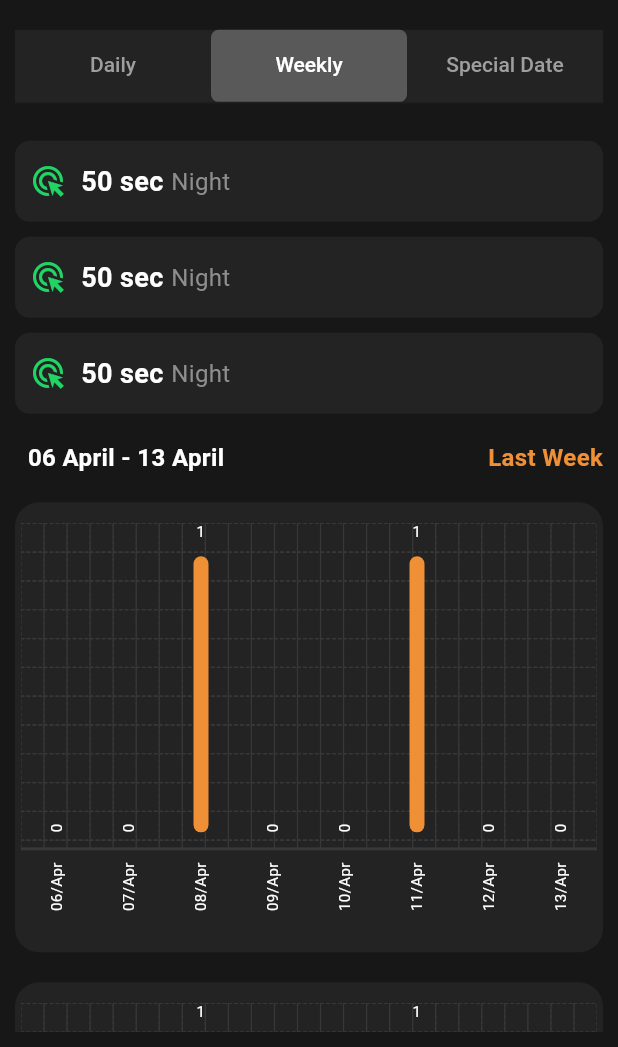
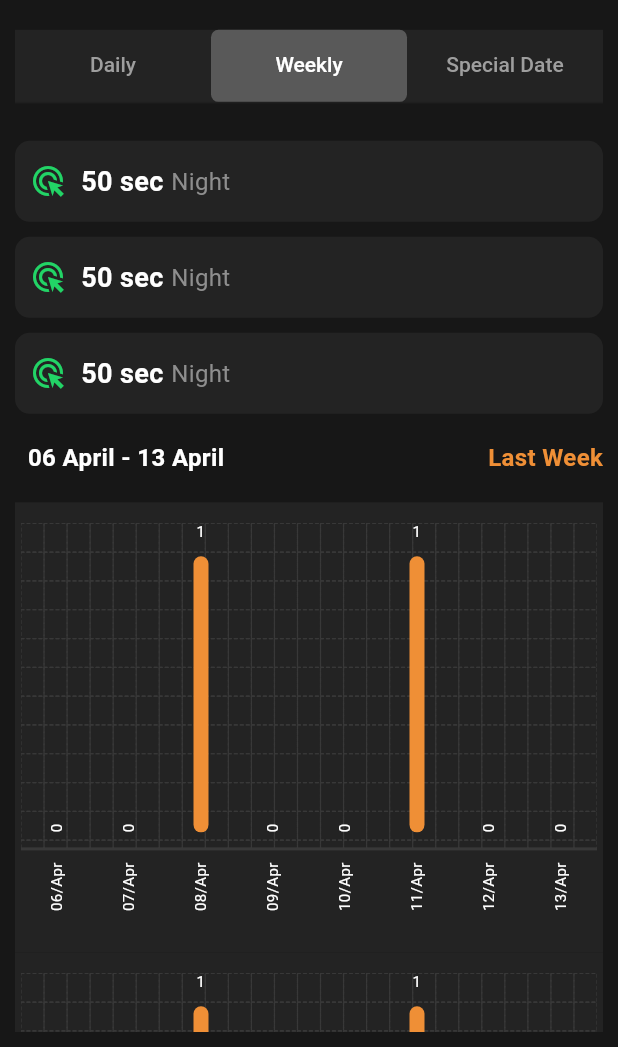
Before and after one commit to SerdarYildiz06/Watlog-, a Flutter app: the DetailedStatisticsView screen opened by its route, tab 2 chosen, scrolled down 56 dp, on a phone screen of 412 x 824 dp, the part 189-1236 px from its top. Run offline on Flutter 3.47's test engine with Material 2 defaults, Android fonts, the phone set to English and light mode, and no system bars; drawn by our look-alikes of dotted_border; our stand-ins replace flutter_screenutil, intl_phone_field, scroll_date_picker.

Commit message:
some add

```diff
--- a/lib/utils/widget/chart.dart
+++ b/lib/utils/widget/chart.dart
@@ -1,4 +1,3 @@
-
 import 'package:dotted_border/dotted_border.dart';
 import 'package:flutter/material.dart';
 import 'package:watlog/utils/colors.dart';
@@ -8,16 +7,18 @@ class Chart extends StatelessWidget {
   const Chart({
     super.key,
     required this.data,
+    this.circular = true,
   });
 
   final List<ChartData> data;
+  final bool circular;
 
   @override
   Widget build(BuildContext context) {
     return Container(
       height: 300,
-      padding: EdgeInsets.all(4).add(EdgeInsets.only(top: 10)).subtract(EdgeInsets.only(bottom: 4)),
-      decoration: BoxDecoration(color: Color(0xff232323), borderRadius: BorderRadius.circular(16)),
+      padding: const EdgeInsets.all(4).add(const EdgeInsets.only(top: 10)).subtract(const EdgeInsets.only(bottom: 4)),
+      decoration: BoxDecoration(color: const Color(0xff232323), borderRadius: circular ? BorderRadius.circular(16) : BorderRadius.circular(0)),
       child: Column(
         children: [
           Expanded(
@@ -26,16 +27,16 @@ class Chart extends StatelessWidget {
                 GridView.builder(
                   physics: const NeverScrollableScrollPhysics(),
                   shrinkWrap: true,
-                  gridDelegate: SliverGridDelegateWithFixedCrossAxisCount(
+                  gridDelegate: const SliverGridDelegateWithFixedCrossAxisCount(
                     crossAxisCount: 25,
                     childAspectRatio: 0.8,
                   ),
                   itemBuilder: (context, index) {
                     return DottedBorder(
                       strokeWidth: 0.8,
-                      dashPattern: [2, 2],
+                      dashPattern: const [2, 2],
                       strokeCap: StrokeCap.round,
-                      color: Color(0xff383838),
+                      color: const Color(0xff383838),
                       child: Container(),
                     );
                   },
@@ -47,7 +48,7 @@ class Chart extends StatelessWidget {
                       for (ChartData chartData in data)
                         Expanded(
                           child: Container(
-                            decoration: BoxDecoration(),
+                            decoration: const BoxDecoration(),
                             child: Align(
                               alignment: Alignment.bottomCenter,
                               child: RotatedBox(
@@ -56,7 +57,7 @@ class Chart extends StatelessWidget {
                                   if (chartData.value == 0) {
                                     return Text(
                                       chartData.value.toString(),
-                                      style: TextStyle(color: Colors.white, fontSize: 10),
+                                      style: const TextStyle(color: Colors.white, fontSize: 10),
                                       textAlign: TextAlign.end,
                                     );
                                   } else {
@@ -71,8 +72,8 @@ class Chart extends StatelessWidget {
                                             ),
                                           ),
                                         ),
-                                        SizedBox(width: 10),
-                                        RotatedBox(
+                                        const SizedBox(width: 10),
+                                        const RotatedBox(
                                           quarterTurns: 1,
                                           child: Text('1', style: TextStyle(color: Colors.white, fontSize: 10), textAlign: TextAlign.end),
                                         ),
@@ -90,9 +91,9 @@ class Chart extends StatelessWidget {
               ],
             ),
           ),
-          Divider(color: Color(0xff383838), thickness: 2, height: 0),
-          SizedBox(height: 8),
-          Container(
+          const Divider(color: Color(0xff383838), thickness: 2, height: 0),
+          const SizedBox(height: 8),
+          SizedBox(
             height: 60,
             // decoration: BoxDecoration(color: Colors.yellow),
             child: Row(
@@ -100,7 +101,7 @@ class Chart extends StatelessWidget {
                 for (ChartData chartData in data)
                   Expanded(
                     child: Container(
-                      decoration: BoxDecoration(
+                      decoration: const BoxDecoration(
                           // color: data.indexOf(chartData) % 2 == 0 ? Colors.red : Colors.blue,
                           ),
                       child: Align(
@@ -109,7 +110,7 @@ class Chart extends StatelessWidget {
                           quarterTurns: 3,
                           child: Text(
                             chartData.title,
-                            style: TextStyle(color: Colors.white, fontSize: 10),
+                            style: const TextStyle(color: Colors.white, fontSize: 10),
                             textAlign: TextAlign.end,
                           ),
                         ),
--- a/lib/view/daily_chart_page.dart
+++ b/lib/view/daily_chart_page.dart
@@ -26,7 +26,7 @@ class DailyChart extends StatelessWidget {
           Row(
             mainAxisAlignment: MainAxisAlignment.spaceBetween,
             children: [
-              Text(
+              const Text(
                 '  13 April',
                 style: TextStyle(fontWeight: FontWeight.bold, fontSize: 16),
               ),
@@ -45,7 +45,7 @@ class DailyChart extends StatelessWidget {
           // Chart(
           //   data: chartData.sublist(0, 10),
           // ),
-          SizedBox(height: 200),
+          const SizedBox(height: 200),
         ],
       ),
     );
--- a/lib/view/daily_statics.dart
+++ b/lib/view/daily_statics.dart
@@ -19,14 +19,14 @@ class DailyStatics extends StatelessWidget {
             shrinkWrap: true,
             itemCount: 3,
             itemBuilder: (context, index) {
-              return TimeSpendCard();
+              return const TimeSpendCard();
             },
           ),
           const SizedBox(height: 20),
           Row(
             mainAxisAlignment: MainAxisAlignment.spaceBetween,
             children: [
-              Text(
+              const Text(
                 '  13 April',
                 style: TextStyle(fontWeight: FontWeight.bold, fontSize: 16),
               ),
@@ -45,40 +45,40 @@ class DailyStatics extends StatelessWidget {
           // Chart(
           //   data: chartData.sublist(0, 10),
           // ),
-          SizedBox(
+          const SizedBox(
             height: 15,
           ),
-          Align(
+          const Align(
             alignment: Alignment.topLeft,
             child: Text(
               'Recent Activities',
               style: TextStyle(fontSize: 20, fontWeight: FontWeight.bold),
             ),
           ),
-          SizedBox(
+          const SizedBox(
             height: 15,
           ),
           Container(
             width: double.infinity,
             decoration: BoxDecoration(
-              color: Color(0xff232323),
+              color: const Color(0xff232323),
               borderRadius: BorderRadius.circular(10),
             ),
             child: Padding(
-              padding: EdgeInsets.symmetric(vertical: 30, horizontal: 20),
+              padding: const EdgeInsets.symmetric(vertical: 30, horizontal: 20),
               child: Column(
                 mainAxisAlignment: MainAxisAlignment.start,
                 mainAxisSize: MainAxisSize.min,
                 crossAxisAlignment: CrossAxisAlignment.center,
                 children: [
-                  Text(
+                  const Text(
                     'Online Time ',
                     style: TextStyle(color: Colors.white, fontSize: 20, fontWeight: FontWeight.bold),
                   ),
-                  SizedBox(
+                  const SizedBox(
                     height: 5,
                   ),
-                  Text(
+                  const Text(
                     '50 sec',
                     style: TextStyle(color: Colors.white, fontSize: 20, fontWeight: FontWeight.bold),
                   ),
@@ -94,7 +94,7 @@ class DailyStatics extends StatelessWidget {
                                 Icons.ads_click,
                                 color: ColorConstants.instance.green,
                               ),
-                              SizedBox(
+                              const SizedBox(
                                 width: 5,
                               ),
                               Text(
@@ -103,7 +103,7 @@ class DailyStatics extends StatelessWidget {
                               )
                             ],
                           ),
-                          SizedBox(
+                          const SizedBox(
                             height: 5,
                           ),
                           Text(
@@ -121,7 +121,7 @@ class DailyStatics extends StatelessWidget {
                                 'Offline',
                                 style: TextStyle(color: ColorConstants.instance.red, fontSize: 18),
                               ),
-                              SizedBox(
+                              const SizedBox(
                                 width: 5,
                               ),
                               Icon(
@@ -130,7 +130,7 @@ class DailyStatics extends StatelessWidget {
                               ),
                             ],
                           ),
-                          SizedBox(
+                          const SizedBox(
                             height: 5,
                           ),
                           Text(
@@ -149,7 +149,7 @@ class DailyStatics extends StatelessWidget {
               ),
             ),
           ),
-          SizedBox(
+          const SizedBox(
             height: 200,
           ),
         ],
@@ -166,7 +166,7 @@ class TimeSpendCard extends StatelessWidget {
   @override
   Widget build(BuildContext context) {
     return Padding(
-      padding: EdgeInsets.only(top: 10),
+      padding: const EdgeInsets.only(top: 10),
       child: Container(
         width: double.infinity,
         decoration: BoxDecoration(
@@ -174,26 +174,26 @@ class TimeSpendCard extends StatelessWidget {
           borderRadius: BorderRadius.circular(10),
         ),
         child: Padding(
-          padding: EdgeInsets.symmetric(
+          padding: const EdgeInsets.symmetric(
             vertical: 15,
           ),
           child: Row(
             children: [
-              SizedBox(
+              const SizedBox(
                 width: 10,
               ),
               Icon(
                 Icons.ads_click,
                 color: ColorConstants.instance.green,
               ),
-              SizedBox(
+              const SizedBox(
                 width: 10,
               ),
-              Text(
+              const Text(
                 '50 sec',
                 style: TextStyle(color: Colors.white, fontWeight: FontWeight.bold, fontSize: 18),
               ),
-              SizedBox(
+              const SizedBox(
                 width: 5,
               ),
               Text(
--- a/lib/view/detailed_statistics.dart
+++ b/lib/view/detailed_statistics.dart
@@ -181,7 +181,7 @@ class _DetailedStatisticsViewState extends State<DetailedStatisticsView> with Si
                     ),
                   ),
                 ),
-                SizedBox(
+                const SizedBox(
                   height: 10,
                 ),
                 Container(
@@ -211,13 +211,13 @@ class _DetailedStatisticsViewState extends State<DetailedStatisticsView> with Si
                     ],
                   ),
                 ),
-                SizedBox(
+                const SizedBox(
                   height: 15,
                 ),
                 Expanded(
                   child: TabBarView(
                     controller: _tabController,
-                    children: [
+                    children: const [
                       DailyStatics(),
                       WeeklyStatics(),
                       SpecialStatics(),
--- a/lib/view/special_chart_view.dart
+++ b/lib/view/special_chart_view.dart
@@ -27,7 +27,7 @@ class SpecialChartView extends StatelessWidget {
           Row(
             mainAxisAlignment: MainAxisAlignment.spaceBetween,
             children: [
-              Text(
+              const Text(
                 '  13 April',
                 style: TextStyle(fontWeight: FontWeight.bold, fontSize: 16),
               ),
@@ -46,7 +46,7 @@ class SpecialChartView extends StatelessWidget {
           // Chart(
           //   data: chartData.sublist(0, 10),
           // ),
-          SizedBox(height: 200),
+          const SizedBox(height: 200),
         ],
       ),
     );
--- a/lib/view/special_statics.dart
+++ b/lib/view/special_statics.dart
@@ -27,7 +27,7 @@ class SpecialStatics extends StatelessWidget {
           Row(
             mainAxisAlignment: MainAxisAlignment.spaceBetween,
             children: [
-              Text(
+              const Text(
                 '  13 April',
                 style: TextStyle(fontWeight: FontWeight.bold, fontSize: 16),
               ),
@@ -46,7 +46,7 @@ class SpecialStatics extends StatelessWidget {
           // Chart(
           //   data: chartData.sublist(0, 10),
           // ),
-          SizedBox(height: 200),
+          const SizedBox(height: 200),
         ],
       ),
     );
--- a/lib/view/weekly_statics.dart
+++ b/lib/view/weekly_statics.dart
@@ -20,14 +20,14 @@ class WeeklyStatics extends StatelessWidget {
             shrinkWrap: true,
             itemCount: 3,
             itemBuilder: (context, index) {
-              return TimeSpendCard();
+              return const TimeSpendCard();
             },
           ),
           const SizedBox(height: 20),
           Row(
             mainAxisAlignment: MainAxisAlignment.spaceBetween,
             children: [
-              Text(
+              const Text(
                 '  06 April - 13 April',
                 style: TextStyle(fontWeight: FontWeight.bold, fontSize: 16),
               ),
@@ -37,20 +37,21 @@ class WeeklyStatics extends StatelessWidget {
           const SizedBox(height: 20),
           Chart(
             data: chartData2,
+            circular: false,
           ),
-          SizedBox(height: 20),
           Chart(
             data: chartData2,
+            circular: false,
           ),
-          SizedBox(height: 20),
+          const SizedBox(height: 20),
           Container(
             width: double.infinity,
             decoration: BoxDecoration(
-              color: Color(0xff232323),
+              color: const Color(0xff232323),
               borderRadius: BorderRadius.circular(10),
             ),
             child: Padding(
-              padding: EdgeInsets.symmetric(vertical: 50, horizontal: 20),
+              padding: const EdgeInsets.symmetric(vertical: 50, horizontal: 20),
               child: Column(
                 mainAxisAlignment: MainAxisAlignment.center,
                 children: [
@@ -62,7 +63,7 @@ class WeeklyStatics extends StatelessWidget {
               ),
             ),
           ),
-          SizedBox(height: 200),
+          const SizedBox(height: 200),
         ],
       ),
     );
```
Also changed, not shown: analysis_options.yaml (+26 -26 lines), lib/view/compare_numbers_view.dart (+6 -6 lines), lib/view/help_center_view.dart (+18 -18 lines), lib/view/person_list.dart (+11 -11 lines), lib/view/select_person_view.dart (+8 -9 lines), lib/view/weekly_chart_view.dart (+11 -7 lines).
